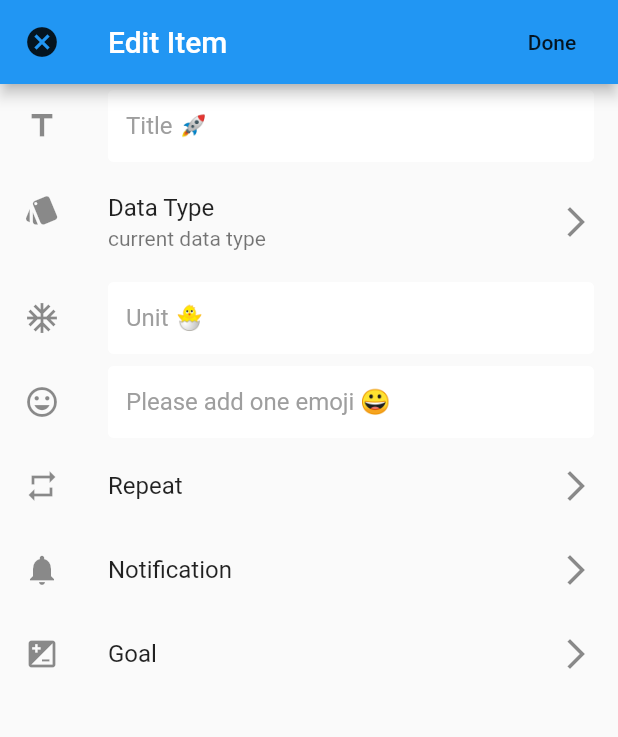
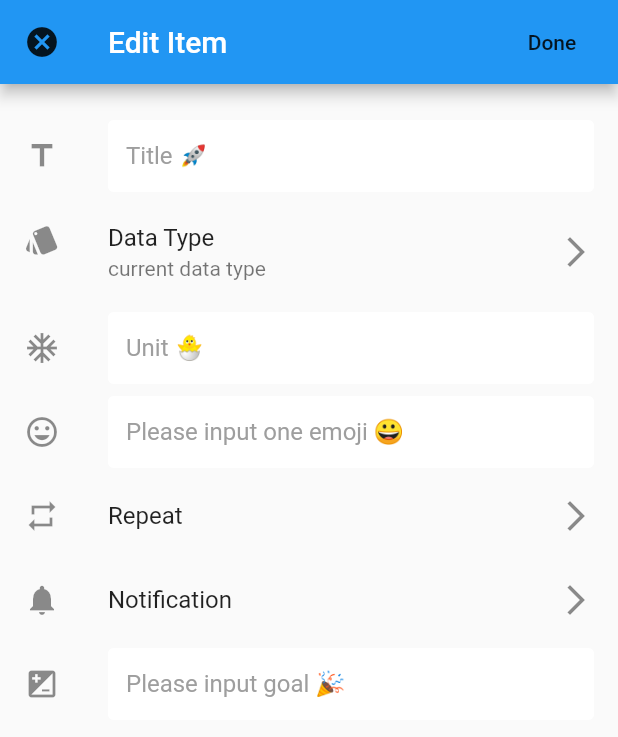
Before and after one commit to Hattomo/flutter_check_hub, a Flutter app: the EditItemHome screen opened by its route, after a tap on "Done", on a phone screen of 412 x 824 dp. Shown: the top 737 px of the screen. Run offline on Flutter 3.47's test engine with Material 2 defaults, Android fonts, the phone set to English and light mode, and no system bars; our stand-ins replace package_info, sqflite; accounts and stored records are empty.

```diff
--- a/lib/main.dart
+++ b/lib/main.dart
@@ -79,13 +79,16 @@ class _CheckHubHomeState extends State<CheckHubHome>
                     initialData: dateTimeManager.selectedDate,
                     builder: (BuildContext context,
                         AsyncSnapshot<DateTime> snapshot) {
-                      return Column(
+                      return InkWell(
+                        onTap: () {},
+                        child: Column(
                           children: <Widget>[
                             Text(DateFormat('EEEE')
                                 .format(dateTimeManager.selectedDate)),
                             Text(DateFormat('MMM d y')
                                 .format(dateTimeManager.selectedDate)),
                           ],
+                        ),
                       );
                     }),
                 IconButton(
--- /dev/null
+++ b/lib/models/data_type.dart
@@ -0,0 +1,14 @@
+class DataTable {
+  DataTable({
+    this.dataType,
+    this.tablename,
+    this.icon,
+    this.unit,
+    this.goal,
+  });
+  int dataType;
+  String tablename; //this is as same as title.
+  String icon;
+  String unit;
+  String goal;
+}
--- a/lib/pages/setting/data_type_setting.dart
+++ b/lib/pages/setting/data_type_setting.dart
@@ -32,7 +32,7 @@ class _DataTypeSettingState extends State<DataTypeSetting> {
             return ListTile(
               title: Text(title[index]),
               trailing: isSelected[index]
-                  ? Icon(
+                  ? const Icon(
                       Icons.check,
                       color: Colors.blue,
                     )
--- a/lib/pages/setting/edit_item_home.dart
+++ b/lib/pages/setting/edit_item_home.dart
@@ -10,23 +10,14 @@ class EditItemHome extends StatefulWidget {
 class _EditItemHomeState extends State<EditItemHome> {
   String currenttitle;
   String currentunit;
+  String currentgoal;
+  String currenticon;
   final DatabaseOperater _databaseOperater =
       DatabaseOperater(DatabaseFactory());
   final GlobalKey<FormState> _formKey = GlobalKey<FormState>();
 
   @override
   Widget build(BuildContext context) {
-    void showIconSetting() {
-      showModalBottomSheet<dynamic>(
-        context: context,
-        builder: (BuildContext context) {
-          return Container(
-            height: 300.0,
-          );
-        },
-      );
-    }
-
     return Scaffold(
       appBar: AppBar(
         title: const Text('Edit Item'),
@@ -38,7 +29,7 @@ class _EditItemHomeState extends State<EditItemHome> {
           FlatButton(
             child: const Text('Done'),
             onPressed: () async {
-              await _databaseOperater.save(0, currenttitle);
+              await _databaseOperater.save(10, currenttitle);
             },
           ),
         ],
@@ -47,6 +38,7 @@ class _EditItemHomeState extends State<EditItemHome> {
         key: _formKey,
         child: ListView(
           children: <Widget>[
+            const SizedBox(height: 20.0,),
             ListTile(
               title: TextFormField(
                 decoration: textInputDecoration.copyWith(hintText: 'Title 🚀'),
@@ -54,7 +46,7 @@ class _EditItemHomeState extends State<EditItemHome> {
                     val.isEmpty ? 'Please enter a title' : null,
                 onChanged: (String val) => setState(() => currenttitle = val),
               ),
-              leading: Icon(Icons.title),
+              leading: const Icon(Icons.title),
             ),
             ListTile(
               title: const Text('Data Type'),
@@ -64,22 +56,21 @@ class _EditItemHomeState extends State<EditItemHome> {
               onTap: () => Navigator.pushNamed(context, '/dataTypeSetting'),
             ),
             ListTile(
-                leading: Icon(Icons.ac_unit),
+                leading: const Icon(Icons.ac_unit),
                 title: TextFormField(
                   decoration: textInputDecoration.copyWith(hintText: 'Unit 🐣'),
                   validator: (String val) =>
                       val.isEmpty ? 'Please enter a title' : null,
-                  onChanged: (String val) => setState(() => currenttitle = val),
+                  onChanged: (String val) => setState(() => currentunit = val),
                 )),
             ListTile(
               leading: const Icon(Icons.insert_emoticon),
-              onTap: () => showIconSetting(),
               title: TextFormField(
                 decoration: textInputDecoration.copyWith(
-                    hintText: 'Please add one emoji 😀'),
+                    hintText: 'Please input one emoji 😀'),
                 validator: (String val) =>
                     val.isEmpty ? 'Please enter a title' : null,
-                onChanged: (String val) => setState(() => currenttitle = val),
+                onChanged: (String val) => setState(() => currenticon = val),
               ),
             ),
             ListTile(
@@ -96,9 +87,14 @@ class _EditItemHomeState extends State<EditItemHome> {
             ),
             ListTile(
               leading: const Icon(Icons.iso),
-              title: const Text('Goal'),
-              trailing: const Icon(Icons.arrow_forward_ios),
-              onTap: () {},
+              title: TextFormField(
+                decoration: textInputDecoration.copyWith(
+                    hintText: 'Please input goal 🎉'),
+                validator: (String val) =>
+                    val.isEmpty ? 'Please enter a title' : null,
+                onChanged: (String val) => setState(() => currentgoal = val),
+                onTap: () {},
+              ),
             ),
           ],
         ),
--- a/lib/pages/setting/repeat_days.dart
+++ b/lib/pages/setting/repeat_days.dart
@@ -88,7 +88,7 @@ class _RepeatDaysTileState extends State<RepeatDaysTile> {
     return ListTile(
       title: Text(widget.option),
       trailing: widget.isSelected
-          ? Icon(
+          ? const Icon(
               Icons.check,
               color: Colors.blue,
             )
--- a/lib/pages/setting/repeat_weeks.dart
+++ b/lib/pages/setting/repeat_weeks.dart
@@ -86,7 +86,7 @@ class _RepeatWeeksTileState extends State<RepeatWeeksTile> {
     return ListTile(
         title: Text(widget.option),
         trailing: widget.isSelected
-            ? Icon(
+            ? const Icon(
                 Icons.check,
                 color: Colors.blue,
               )
--- a/lib/service/database.dart
+++ b/lib/service/database.dart
@@ -1,18 +1,18 @@
 import 'dart:async';
 
-import 'package:flutter_check_hub/models/Item.dart';
+import 'package:flutter_check_hub/models/data_type.dart';
 import 'package:path/path.dart';
 import 'package:sqflite/sqflite.dart';
 
 class DatabaseFactory {
   Future<Database> create() async {
     return await openDatabase(
-      join(await getDatabasesPath(), 'database.db'),
+      join(await getDatabasesPath(), 'database2.db'),
       onCreate: (Database db, int version) async {
         return db.execute(
-          '''create table items (
-          id int primary key,
-          title text
+          '''create table datatable (
+          tableName text primary key,
+          dataType int
           )''',
         );
       },
@@ -23,10 +23,10 @@ class DatabaseFactory {
 
 class DatabaseService {
   DatabaseFactory databaseFactory = DatabaseFactory();
-  static const _tablename = 'items';
-  static const _title = 'title';
-  static const _id = 'id';
-  //static const _data = 'data';
+  static const String _tablename = 'datatable';
+  static const String _titlecolumn = 'tablename';
+  static const String _dataType = 'dataType';
+  //static const _id = 'id';
 
   Database _db;
 
@@ -34,50 +34,55 @@ class DatabaseService {
     _db = await databaseFactory.create();
   }
 
-  Future<void> insert(int id, String title) async {
+  Future<void> insert(int dataType, String titlecolumn) async {
     await _db.insert(
       _tablename,
       <String, dynamic>{
-        _id: id,
-        _title: title,
+        _titlecolumn: titlecolumn,
+        _dataType: dataType,
       },
       conflictAlgorithm: ConflictAlgorithm.replace,
     );
   }
 
-  Future<Item> fetch(int id) async {
-    final List<Map> maps = await _db.query(
-      _tablename,
-      columns: <String>[_id, _title],
-      where: '$_id=?',
-      whereArgs: <int>[id],
-    );
-    if (maps.isNotEmpty) {
-      return Item(
-        id: maps.first['id'],
-        title: maps.first['title'],
+  Future<DataTable> fetch(String titlecolumn) async {
+    try {
+      final List<Map> maps = await _db.query(
+        _tablename,
+        columns: <String>[_dataType, _titlecolumn],
+        where: '$_titlecolumn=?',
+        whereArgs: <String>[titlecolumn],
       );
+      if (maps.isNotEmpty) {
+        return DataTable(
+          dataType: maps.first['dataType'],
+          tablename: maps.first['tableName'],
+        );
+      }
+      return null;
+    } on Exception catch (e) {
+      print(e);
     }
     return null;
   }
 
-  Future<void> delete(int id) async {
+  Future<void> delete(String titlecolumn) async {
     await _db.delete(
-      _tablename,
-      where: 'id = ?',
-      whereArgs: <int>[id],
+      _dataType,
+      where: 'titlecolumn = ?',
+      whereArgs: <String>[titlecolumn],
     );
   }
 
-  Future<void> update(int id, String title) async {
+  Future<void> update(int dataType, String titlecolumn) async {
     await _db.update(
-      _tablename,
+      _dataType,
       <String, dynamic>{
-        _id: id,
-        _title: title,
+        _dataType: dataType,
+        _titlecolumn: titlecolumn,
       },
-      where: 'id= ?',
-      whereArgs: <int>[id],
+      where: 'titlecolumn= ?',
+      whereArgs: <String>[titlecolumn],
     );
   }
 
@@ -88,29 +93,29 @@ class DatabaseOperater {
   DatabaseOperater(this.databaseFactory);
   DatabaseFactory databaseFactory;
 
-  Future<void> save(int id, String title) async {
+  Future<void> save(int dataType, String titlecolumn) async {
     final DatabaseService databaseService = DatabaseService();
     try {
       await databaseService.open();
-      final Item result = await databaseService.fetch(id);
+      final DataTable result = await databaseService.fetch(titlecolumn);
       if (result == null)
-        await databaseService.insert(id, title);
+        await databaseService.insert(dataType, titlecolumn);
       else
-        await databaseService.update(id, title);
+        await databaseService.update(dataType, titlecolumn);
     } on Exception catch (e) {
       print(e);
     } finally {
-      print(await databaseService.fetch(id));
+      print(await databaseService.fetch(titlecolumn));
       await databaseService.close();
     }
   }
 
-  Future<Item> fecth(int id) async {
+  Future<DataTable> fecth(String titlecoumn) async {
     final DatabaseService databaseService = DatabaseService();
     try {
       await databaseService.open();
-      print(await databaseService.fetch(id));
-      return await databaseService.fetch(id);
+      print(await databaseService.fetch(titlecoumn));
+      return await databaseService.fetch(titlecoumn);
     } on Exception catch (e) {
       print(e);
     } finally {
@@ -119,11 +124,11 @@ class DatabaseOperater {
     return null;
   }
 
-  Future<void> delete(int id) async {
+  Future<void> delete(String titlecolumn) async {
     final DatabaseService databaseService = DatabaseService();
     try {
       await DatabaseService().open();
-      await DatabaseService().delete(id);
+      await DatabaseService().delete(titlecolumn);
     } on Exception catch (e) {
       print(e);
     } finally {
--- a/pubspec.yaml
+++ b/pubspec.yaml
@@ -15,7 +15,7 @@ publish_to: 'none' # Remove this line if you wish to publish to pub.dev
 # In iOS, build-name is used as CFBundleShortVersionString while build-number used as CFBundleVersion.
 # Read more about iOS versioning at
 # https://developer.apple.com/library/archive/documentation/General/Reference/InfoPlistKeyReference/Articles/CoreFoundationKeys.html
-version: 1.0.0+1
+version: 0.0.0+1
 
 environment:
   sdk: ">=2.7.0 <3.0.0"
@@ -32,6 +32,7 @@ dependencies:
   path_provider: ^1.6.7
   sqflite: ^1.3.0
   #path: #^1.7.0
+  package_info: ^0.4.0+17
 
 dev_dependencies:
   flutter_test:
```
Also changed, not shown: lib/pages/setting/manage_item_home.dart (+7 -2 lines), lib/pages/setting/settings.dart (+30 -3 lines), pubspec.lock. Lines whose indentation alone changed are shown as unchanged.
